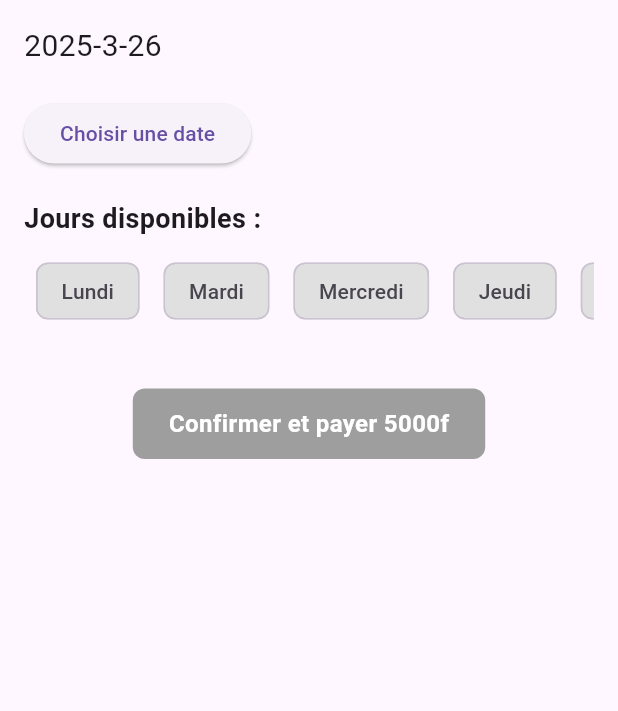
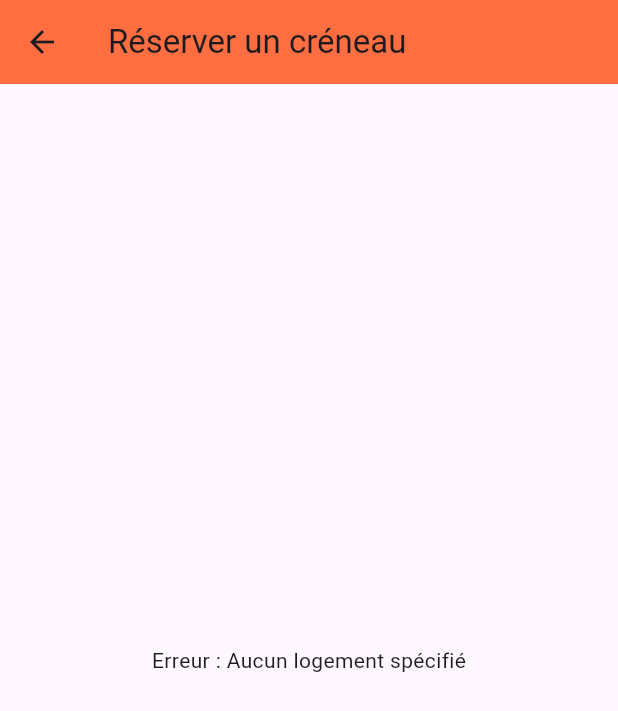
Before and after one commit to Honorine684/flutterDay05, a Flutter app: the Reservation screen opened directly, on a phone screen of 412 x 824 dp. Shown: the top 711 px of the screen. Run offline on Flutter 3.47's test engine with Material 3 defaults, Android fonts, the phone set to English and light mode, and no system bars; our stand-ins replace cloud_firestore, curved_navigation_bar, firebase_auth, firebase_core, flutter_image_compress, google_sign_in and 1 more; accounts and stored records are empty.

Commit message:
connecté la page réservation à la base de donnée

```diff
--- a/houeffa_log/analysis_options.yaml
+++ b/houeffa_log/analysis_options.yaml
@@ -7,6 +7,9 @@
 
 # The following line activates a set of recommended lints for Flutter apps,
 # packages, and plugins designed to encourage good coding practices.
+analyzer:
+  errors:
+    non_constant_identifier_names: ignore
 include: package:flutter_lints/flutter.yaml
 
 linter:
--- a/houeffa_log/lib/main.dart
+++ b/houeffa_log/lib/main.dart
@@ -121,7 +121,7 @@ class _HomeScreenState extends State<HomeScreen> {
 
   static final List<Widget> _pages = [
      ExplorePage(key: ValueKey("explore")),
-     Reservation(key: ValueKey("reservation")),
+     Reservation(key: ValueKey("reservation"), logementId: '',),
       DashboardPage(key: ValueKey("dashboard")),
      ProfilePage(key: ValueKey("profile")),
   ];
--- a/houeffa_log/lib/ui/reservation.dart
+++ b/houeffa_log/lib/ui/reservation.dart
@@ -1,8 +1,12 @@
+import 'package:flutter/material.dart';
+import 'package:cloud_firestore/cloud_firestore.dart';
+import 'package:firebase_auth/firebase_auth.dart';
 
-import 'package:flutter/material.dart';
 
 class Reservation extends StatefulWidget {
-  const Reservation({super.key});
+  final String logementId;
+
+  const Reservation({super.key, required this.logementId});
 
   @override
   State<Reservation> createState() => _ReservationState();
@@ -10,49 +14,103 @@ class Reservation extends StatefulWidget {
 
 class _ReservationState extends State<Reservation> {
   DateTime selectedDate = DateTime.now();
-
-  final List<String> days = [
-    'Lundi',
-    'Mardi',
-    'Mercredi',
-    'Jeudi',
-    'Vendredi',
-  ];
-
-  final List<String> hours = [
-    '10:00',
-    '11:00',
-    '12:00',
-    '13:00',
-    '14:00',
-    '15:00',
-    '16:00',
-  ];
-
   String? selectedDay;
   String? selectedHour;
 
+  Stream<QuerySnapshot>? getCrenauxForLogement(String logementId) {
+    if (logementId.isEmpty) {
+      debugPrint("Erreur : logementId est vide");
+      return null;
+    }
+    return FirebaseFirestore.instance
+        .collection('logement')
+        .doc(logementId)
+        .collection('joursDisponibles')
+        .snapshots();
+  }
+
+  Future<void> _saveReservation() async {
+    try {
+      final user = FirebaseAuth.instance.currentUser;
+      if (user == null) throw "Utilisateur non connecté";
+
+      final reservationData = {
+        'userId': user.uid,
+        'day': selectedDay,
+        'hour': selectedHour,
+        'date': "${selectedDate.year}-${selectedDate.month}-${selectedDate.day}",
+        'timestamp': FieldValue.serverTimestamp(),
+        'amount': 5000,
+        'status': 'pending',
+        'logementId': widget.logementId,
+      };
+
+      await FirebaseFirestore.instance.collection('reservations').add(reservationData);
+
+      if (mounted) {
+        ScaffoldMessenger.of(context).showSnackBar(
+          const SnackBar(content: Text("Réservation envoyée pour 5000f ! En attente de confirmation.")),
+        );
+        setState(() {
+          selectedDay = null;
+          selectedHour = null;
+        });
+      }
+    } catch (e) {
+      debugPrint("Erreur lors de la réservation : $e");
+      if (mounted) {
+        ScaffoldMessenger.of(context).showSnackBar(
+          SnackBar(content: Text("Erreur : $e")),
+        );
+      }
+    }
+  }
+
   @override
   Widget build(BuildContext context) {
-    return Padding(
+    return Scaffold(
+      appBar: AppBar(
+        title: const Text("Réserver un créneau"),
+        backgroundColor: Colors.deepOrangeAccent,
+      ),
+      body: Padding(
         padding: const EdgeInsets.all(16.0),
-      child: Column(
+        child: StreamBuilder<QuerySnapshot>(
+          stream: getCrenauxForLogement(widget.logementId),
+          builder: (context, snapshot) {
+            if (widget.logementId.isEmpty) {
+              return const Center(child: Text("Erreur : Aucun logement spécifié"));
+            }
+
+            if (snapshot.connectionState == ConnectionState.waiting) {
+              return const Center(child: CircularProgressIndicator());
+            }
+            if (snapshot.hasError) {
+              debugPrint("Erreur dans le snapshot : ${snapshot.error}");
+              return const Center(child: Text("Erreur de chargement des disponibilités"));
+            }
+            if (!snapshot.hasData || snapshot.data!.docs.isEmpty) {
+              return const Center(child: Text("Aucune disponibilité pour ce logement"));
+            }
+
+            final availabilities = snapshot.data!.docs;
+
+            return Column(
               crossAxisAlignment: CrossAxisAlignment.start,
               children: [
                 Text(
                   (selectedDay == null || selectedHour == null)
-                ? "${selectedDate.year}-${selectedDate.month}-${selectedDate.day}"
-                : "$selectedDay ${selectedDate.year}-${selectedDate.month}-${selectedDate.day} à $selectedHour",
-            style: const TextStyle(fontSize: 20),
+                      ? "Date : ${selectedDate.year}-${selectedDate.month}-${selectedDate.day}"
+                      : "Réservation : $selectedDay ${selectedDate.year}-${selectedDate.month}-${selectedDate.day} à $selectedHour",
+                  style: const TextStyle(fontSize: 20, fontWeight: FontWeight.bold),
                 ),
                 const SizedBox(height: 20),
                 ElevatedButton(
-            child: const Text("Choisir une date"),
                   onPressed: () async {
                     final DateTime? dateTime = await showDatePicker(
                       context: context,
                       initialDate: selectedDate,
-                firstDate: DateTime(2000),
+                      firstDate: DateTime.now(),
                       lastDate: DateTime(2100),
                     );
                     if (dateTime != null) {
@@ -63,6 +121,10 @@ class _ReservationState extends State<Reservation> {
                       });
                     }
                   },
+                  style: ElevatedButton.styleFrom(
+                    backgroundColor: Colors.deepOrangeAccent,
+                  ),
+                  child: const Text("Choisir une date"),
                 ),
                 const SizedBox(height: 20),
                 const Text(
@@ -74,20 +136,25 @@ class _ReservationState extends State<Reservation> {
                   height: 50,
                   child: ListView.builder(
                     scrollDirection: Axis.horizontal,
-              itemCount: days.length,
+                    itemCount: availabilities.length,
                     itemBuilder: (context, index) {
+                      final data = availabilities[index].data() as Map<String, dynamic>;
+                      final day = data['day'] as String;
+                      final date = data['date'] as String;
+
                       return Padding(
                         padding: const EdgeInsets.symmetric(horizontal: 8.0),
                         child: GestureDetector(
                           onTap: () {
                             setState(() {
-                        selectedDay = days[index];
+                              selectedDay = day;
+                              selectedDate = DateTime.parse(date);
                               selectedHour = null;
                             });
                           },
                           child: Chip(
-                      label: Text(days[index]),
-                      backgroundColor: selectedDay == days[index]
+                            label: Text(day),
+                            backgroundColor: selectedDay == day
                                 ? Colors.deepOrangeAccent
                                 : Colors.grey[300],
                           ),
@@ -105,16 +172,23 @@ class _ReservationState extends State<Reservation> {
                   const SizedBox(height: 10),
                   Expanded(
                     child: ListView.builder(
-                itemCount: hours.length,
+                      itemCount: availabilities
+                          .firstWhere((doc) => (doc['day'] as String) == selectedDay)
+                          ['hours']
+                          .length,
                       itemBuilder: (context, index) {
+                        final hours = (availabilities
+                            .firstWhere((doc) => (doc['day'] as String) == selectedDay)['hours'] as List<dynamic>);
+                        final hour = hours[index] as String;
+
                         return ListTile(
-                    title: Text(hours[index]),
-                    tileColor: selectedHour == hours[index]
+                          title: Text(hour),
+                          tileColor: selectedHour == hour
                               ? Colors.deepOrangeAccent.withOpacity(0.2)
                               : null,
                           onTap: () {
                             setState(() {
-                        selectedHour = hours[index];
+                              selectedHour = hour;
                             });
                           },
                         );
@@ -124,33 +198,30 @@ class _ReservationState extends State<Reservation> {
                 ],
                 const SizedBox(height: 20),
                 Center(
-            child: GestureDetector(
-              onTap: (selectedDay != null && selectedHour != null)
-                  ? () {
-                      debugPrint(
-                          "Paiement de 5000f confirmé pour $selectedDay ${selectedDate.year}-${selectedDate.month}-${selectedDate.day} à $selectedHour");
-                    }
+                  child: ElevatedButton(
+                    onPressed: (selectedDay != null && selectedHour != null)
+                        ? _saveReservation
                         : null,
-              child: Container(
+                    style: ElevatedButton.styleFrom(
                       padding: const EdgeInsets.symmetric(vertical: 12, horizontal: 24),
-                decoration: BoxDecoration(
-                  color: (selectedDay != null && selectedHour != null)
+                      backgroundColor: (selectedDay != null && selectedHour != null)
                           ? Colors.deepOrangeAccent
                           : Colors.grey,
+                      foregroundColor: Colors.white,
+                      shape: RoundedRectangleBorder(
                         borderRadius: BorderRadius.circular(8),
+                      ),
                     ),
                     child: const Text(
                       "Confirmer et payer 5000f",
-                  style: TextStyle(
-                    color: Colors.white,
-                    fontSize: 16,
-                    fontWeight: FontWeight.bold,
-                  ),
-                ),
+                      style: TextStyle(fontSize: 16, fontWeight: FontWeight.bold),
                     ),
                   ),
                 ),
               ],
+            );
+          },
+        ),
       ),
     );
   }
--- a/houeffa_log/pubspec.yaml
+++ b/houeffa_log/pubspec.yaml
@@ -45,6 +45,7 @@ dependencies:
 
   path: ^1.9.1
   flutter_image_compress: ^2.0.0
+  intl: ^0.20.2
 
 dev_dependencies:
   flutter_test:
```
Also changed, not shown: houeffa_log/pubspec.lock. Lines whose indentation alone changed are shown as unchanged.
